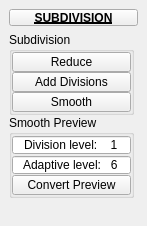
Before: the Qt Designer form tentacle/ui/3/subdivision.ui in m3trik/tentacle, drawn with Qt 5.
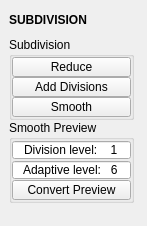
After: the same form once the commit is applied. Custom widgets are drawn as their Qt base class.

Diff of the .ui file:
```diff
--- a/tentacle/ui/3/subdivision.ui
+++ b/tentacle/ui/3/subdivision.ui
@@ -40,32 +40,28 @@
   <widget class="QWidget" name="main_widget">
    <layout class="QVBoxLayout" name="verticalLayout_2">
     <item>
-     <widget class="PushButtonDraggable" name="draggable_header">
+     <widget class="Draggable_header" name="draggable_header">
       <property name="minimumSize">
        <size>
-        <width>19</width>
-        <height>17</height>
+        <width>0</width>
+        <height>22</height>
        </size>
       </property>
       <property name="maximumSize">
        <size>
-        <width>999</width>
-        <height>17</height>
+        <width>125</width>
+        <height>22</height>
        </size>
       </property>
       <property name="font">
        <font>
         <weight>75</weight>
         <bold>true</bold>
-        <underline>true</underline>
        </font>
       </property>
       <property name="text">
        <string>SUBDIVISION</string>
       </property>
-      <property name="checkable">
-       <bool>true</bool>
-      </property>
      </widget>
     </item>
     <item>
@@ -412,9 +408,9 @@
  </widget>
  <customwidgets>
   <customwidget>
-   <class>PushButtonDraggable</class>
-   <extends>QPushButton</extends>
-   <header>widgets.pushbuttondraggable.h</header>
+   <class>Draggable_header</class>
+   <extends>QLabel</extends>
+   <header>draggable_header.h</header>
   </customwidget>
  </customwidgets>
  <resources/>
```
